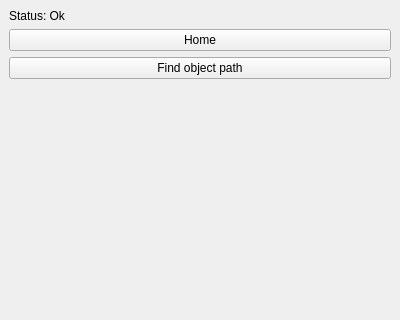
This is plugin/src/DualRobotPlugin.ui in martinjakobsgaard/dual-robots as Qt 5 draws it before an edit; both pictures show x 0 to 400 and y 0 to 320 of the 400 by 479 pixel window. The edited form follows.
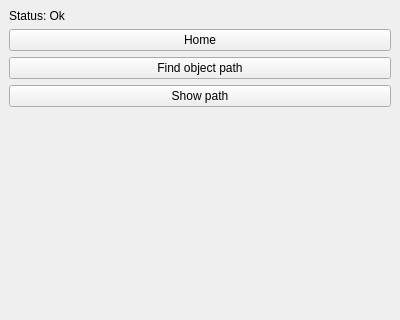
This is the edited form.

Commit message: Added show path functionality

Diff of the .ui file:
```diff
--- a/plugin/src/DualRobotPlugin.ui
+++ b/plugin/src/DualRobotPlugin.ui
@@ -42,6 +42,13 @@
       </property>
      </widget>
     </item>
+    <item>
+     <widget class="QPushButton" name="ui_show_path_button">
+      <property name="text">
+       <string>Show path</string>
+      </property>
+     </widget>
+    </item>
    </layout>
   </widget>
  </widget>
```
The commit also changes 2 other files.
